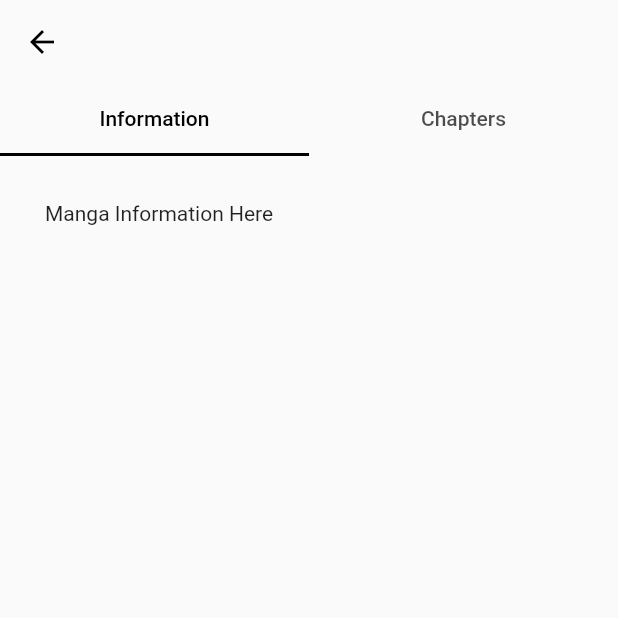
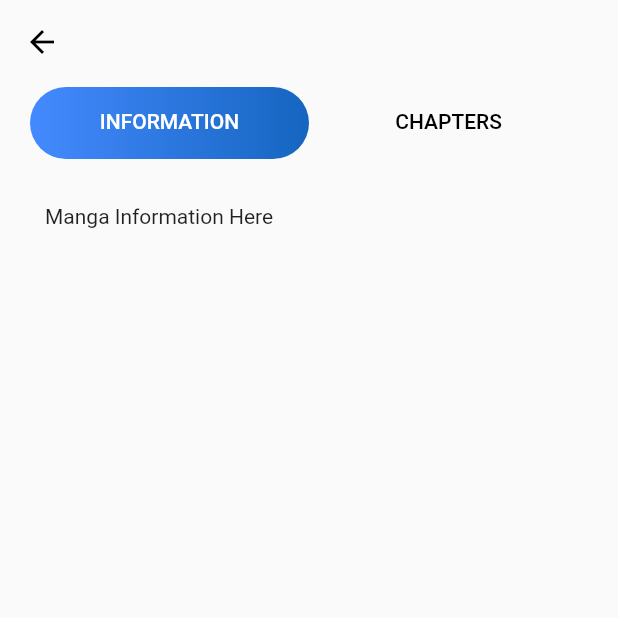
Before and after one commit to RafaelAndrade0/Manga-Reader-Flutter, a Flutter app: the DetailsPage screen opened directly, on a phone screen of 412 x 824 dp, the top half of it. Run offline on Flutter 3.47's test engine with Material 2 defaults, Android fonts, the phone set to English and light mode, and no system bars; our stand-ins replace convex_bottom_bar; Roboto replaces fonts that are missing (Anime Ace).

Commit message:
Alterando visual da TabBar

```diff
--- a/lib/screens/details/details_page.dart
+++ b/lib/screens/details/details_page.dart
@@ -14,26 +14,53 @@ class DetailsPage extends StatelessWidget {
           iconTheme: IconThemeData(
             color: Colors.black,
           ),
-          bottom: TabBar(
-            labelColor: Colors.black,
-            indicatorColor: Colors.black,
-            tabs: [
-              Tab(
-                text: 'Information',
+          bottom: PreferredSize(
+            preferredSize: Size.fromHeight(50),
+            child: Padding(
+              padding: EdgeInsets.only(
+                left: 20,
+                right: 20,
               ),
-              Tab(
-                text: 'Chapters',
-              ),
-            ],
+              child: TabBar(
+                  unselectedLabelColor: Colors.black,
+                  indicatorSize: TabBarIndicatorSize.tab,
+                  indicator: BoxDecoration(
+                    gradient: LinearGradient(
+                      colors: [Colors.blueAccent, Colors.blue[800]],
+                    ),
+                    borderRadius: BorderRadius.circular(30),
+                  ),
+                  tabs: [
+                    Tab(
+                      child: Align(
+                        alignment: Alignment.center,
+                        child: Text(
+                          "INFORMATION",
+                          style: TextStyle(
+                            fontFamily: "Anime Ace",
+                          ),
+                        ),
+                      ),
+                    ),
+                    Tab(
+                      child: Align(
+                        alignment: Alignment.center,
+                        child: Text(
+                          "CHAPTERS",
+                          style: TextStyle(
+                            fontFamily: "Anime Ace",
+                          ),
+                        ),
+                      ),
+                    ),
+                  ]),
+            ),
           ),
         ),
-        body: TabBarView(
-          children: [
-            // Icon(Icons.directions_transit),
-            MangaInformation(),
-            MangaChapters(),
-          ],
-        ),
+        body: TabBarView(children: [
+          MangaInformation(),
+          MangaChapters(),
+        ]),
       ),
     );
   }
```
